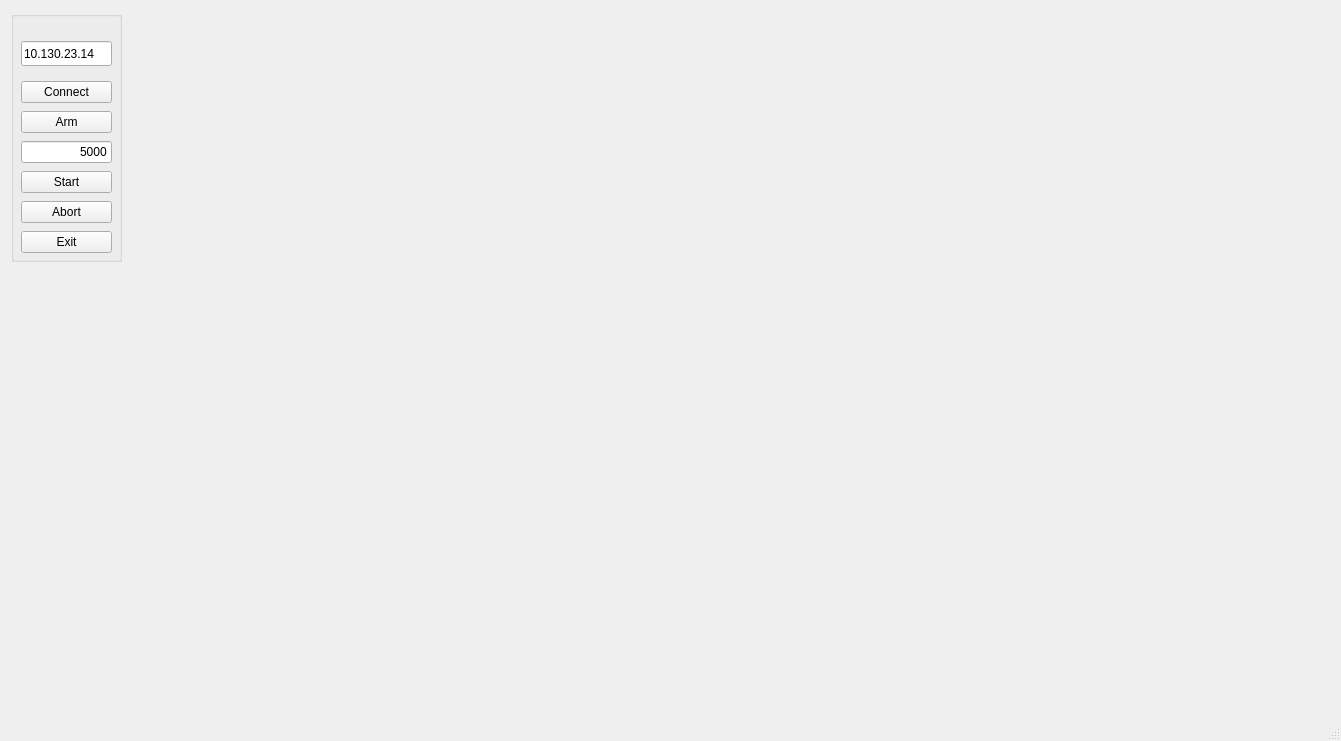
RI-SE/ATOS, file server_gui/mainwindow.ui: the form before one commit.
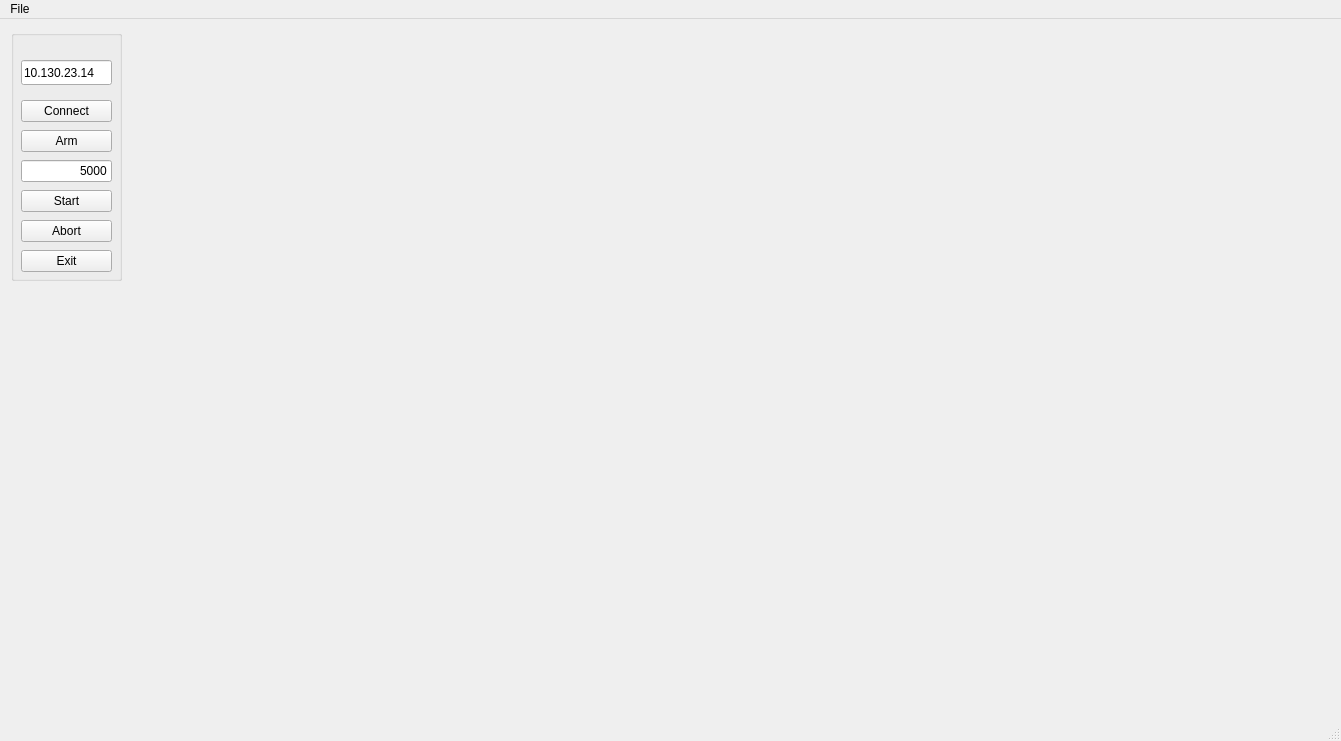
The form after the commit. Icons and pictures are not drawn. Custom widgets are drawn as their Qt base class.

```diff
--- a/server_gui/mainwindow.ui
+++ b/server_gui/mainwindow.ui
@@ -159,6 +159,15 @@
      <height>22</height>
     </rect>
    </property>
+   <widget class="QMenu" name="menuFile">
+    <property name="title">
+     <string>File</string>
+    </property>
+    <addaction name="loadtrajectories"/>
+    <addaction name="separator"/>
+    <addaction name="actionClose"/>
+   </widget>
+   <addaction name="menuFile"/>
   </widget>
   <widget class="QStatusBar" name="statusBar"/>
  </widget>
```
Left out of the diff: 10 changed lines with no effect on the pictures.
